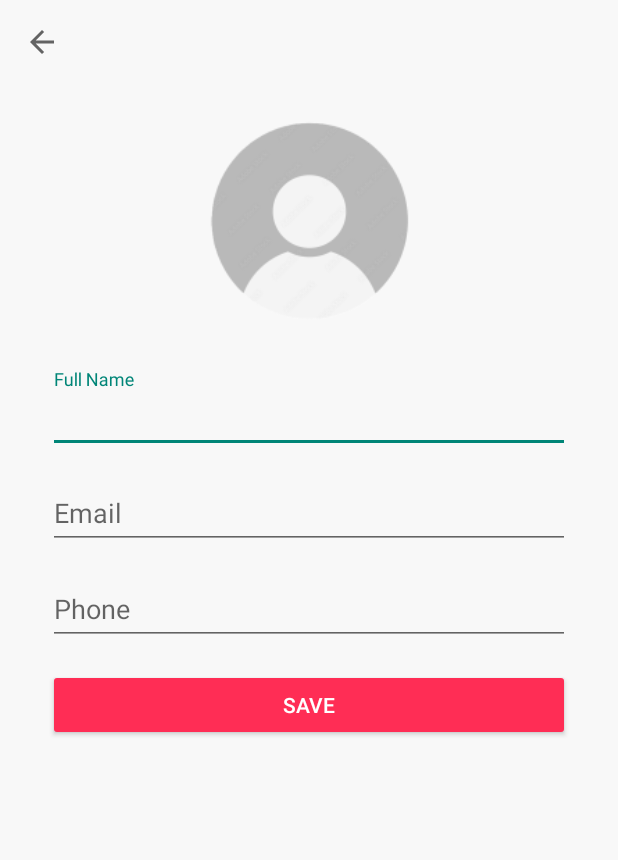
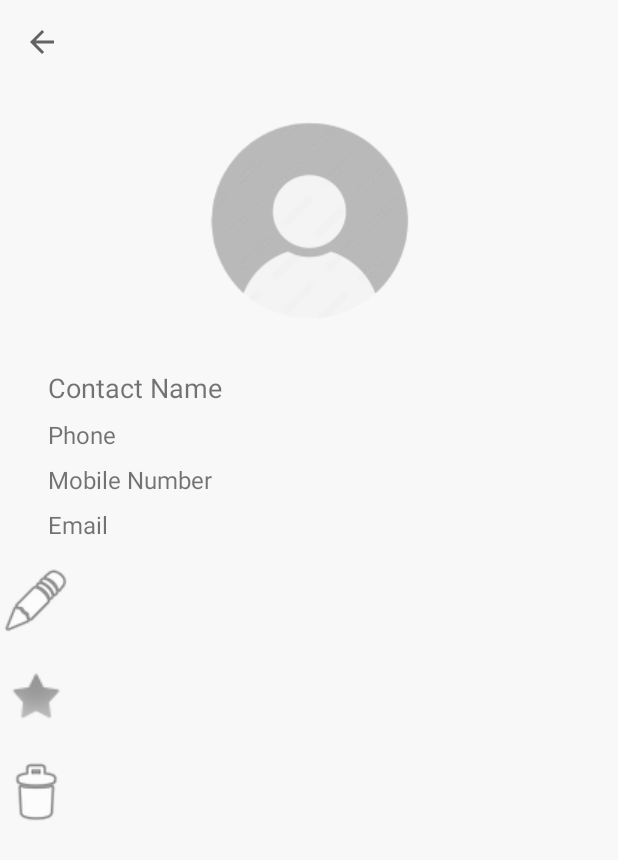
Before and after one commit to DijaniraMuachifi/contacts, an Android app: the layout fragment_details_contact.xml on its own in the app's theme, with its tools: preview values and no code run, on a phone screen of 412 x 824 dp. Shown: the top 860 px of the screen. Run offline under Robolectric (Android 15) with nearby library versions, the phone set to English and light mode, and no system bars.

Commit message:
I have fixed the erro

```diff
--- a/app/src/main/res/layout/fragment_details_contact.xml
+++ b/app/src/main/res/layout/fragment_details_contact.xml
@@ -3,11 +3,11 @@
     xmlns:android="http://schemas.android.com/apk/res/android"
     xmlns:app="http://schemas.android.com/apk/res-auto"
     xmlns:tools="http://schemas.android.com/tools"
-    android:id="@+id/editContactLayout"
+    android:id="@+id/detailsContactLayout"
     android:layout_width="match_parent"
     android:layout_height="match_parent"
     android:background="#F8F8F8"
-    tools:context=".EditContact">
+    tools:context=".detailsContact">
 
     <!-- Back Button -->
     <ImageView
@@ -34,75 +34,88 @@
         android:layout_marginTop="32dp" />
 
     <!-- Name -->
-    <com.google.android.material.textfield.TextInputLayout
-        android:id="@+id/nameLayout"
+    <TextView
+        android:id="@+id/contactName"
         android:layout_width="0dp"
         android:layout_height="wrap_content"
         android:layout_marginTop="24dp"
+        android:text="Contact Name"
         app:layout_constraintTop_toBottomOf="@id/contactPhoto"
         app:layout_constraintStart_toStartOf="parent"
         app:layout_constraintEnd_toEndOf="parent"
-        android:layout_marginHorizontal="32dp">
+        android:layout_marginHorizontal="32dp"
+        android:textSize="18sp"/>
 
-        <com.google.android.material.textfield.TextInputEditText
-            android:id="@+id/contactName"
-            android:layout_width="match_parent"
-            android:layout_height="wrap_content"
-            android:hint="@string/name"
-            android:inputType="textPersonName" />
-    </com.google.android.material.textfield.TextInputLayout>
-
-    <!-- Email -->
-    <com.google.android.material.textfield.TextInputLayout
-        android:id="@+id/emailLayout"
+    <!-- Phone -->
+    <TextView
+        android:id="@+id/contactPhone"
         android:layout_width="0dp"
         android:layout_height="wrap_content"
         android:layout_marginTop="8dp"
-        app:layout_constraintTop_toBottomOf="@id/nameLayout"
+        android:text="Phone"
+        app:layout_constraintTop_toBottomOf="@id/contactName"
         app:layout_constraintStart_toStartOf="parent"
         app:layout_constraintEnd_toEndOf="parent"
-        android:layout_marginHorizontal="32dp">
+        android:layout_marginHorizontal="32dp"
+        android:textSize="16sp"/>
 
-        <com.google.android.material.textfield.TextInputEditText
-            android:id="@+id/contactEmail"
-            android:layout_width="match_parent"
-            android:layout_height="wrap_content"
-            android:hint="@string/email"
-            android:inputType="textEmailAddress" />
-    </com.google.android.material.textfield.TextInputLayout>
-
-    <!-- Phone -->
-    <com.google.android.material.textfield.TextInputLayout
-        android:id="@+id/phoneLayout"
+    <!-- Mobile Number -->
+    <TextView
+        android:id="@+id/mobileNumber"
         android:layout_width="0dp"
         android:layout_height="wrap_content"
         android:layout_marginTop="8dp"
-        app:layout_constraintTop_toBottomOf="@id/emailLayout"
+        android:text="Mobile Number"
+        app:layout_constraintTop_toBottomOf="@id/contactPhone"
         app:layout_constraintStart_toStartOf="parent"
         app:layout_constraintEnd_toEndOf="parent"
-        android:layout_marginHorizontal="32dp">
+        android:layout_marginHorizontal="32dp"
+        android:textSize="16sp"/>
 
-        <com.google.android.material.textfield.TextInputEditText
-            android:id="@+id/contactPhone"
-            android:layout_width="match_parent"
-            android:layout_height="wrap_content"
-            android:hint="@string/phone"
-            android:inputType="phone" />
-    </com.google.android.material.textfield.TextInputLayout>
-
-    <!-- Save Button -->
-    <Button
-        android:id="@+id/saveButton"
+    <!-- Email -->
+    <TextView
+        android:id="@+id/contactEmail"
         android:layout_width="0dp"
         android:layout_height="wrap_content"
-        android:layout_marginTop="16dp"
-        android:layout_marginBottom="24dp"
-        android:backgroundTint="#FF2D55"
-        android:text="@string/save_contact"
-        android:textColor="@android:color/white"
-        app:layout_constraintTop_toBottomOf="@id/phoneLayout"
+        android:layout_marginTop="8dp"
+        android:text="Email"
+        app:layout_constraintTop_toBottomOf="@id/mobileNumber"
         app:layout_constraintStart_toStartOf="parent"
         app:layout_constraintEnd_toEndOf="parent"
-        android:layout_marginHorizontal="32dp"/>
+        android:layout_marginHorizontal="32dp"
+        android:textSize="16sp"/>
+
+    <!-- Edit Button -->
+    <ImageView
+        android:id="@+id/editButton"
+        android:layout_width="48dp"
+        android:layout_height="48dp"
+        android:src="@android:drawable/ic_menu_edit"
+        android:contentDescription="@string/edit"
+        app:layout_constraintTop_toBottomOf="@id/contactEmail"
+        app:layout_constraintStart_toStartOf="parent"
+        android:layout_marginTop="16dp"/>
+
+    <!-- Favorite Button -->
+    <ImageView
+        android:id="@+id/favoriteButton"
+        android:layout_width="48dp"
+        android:layout_height="48dp"
+        android:src="@android:drawable/star_off"
+        android:contentDescription="@string/favorite"
+        app:layout_constraintTop_toBottomOf="@id/editButton"
+        app:layout_constraintStart_toStartOf="parent"
+        android:layout_marginTop="16dp"/>
+
+    <!-- Delete Button -->
+    <ImageView
+        android:id="@+id/deleteButton"
+        android:layout_width="48dp"
+        android:layout_height="48dp"
+        android:src="@android:drawable/ic_menu_delete"
+        android:contentDescription="@string/delete"
+        app:layout_constraintTop_toBottomOf="@id/favoriteButton"
+        app:layout_constraintStart_toStartOf="parent"
+        android:layout_marginTop="16dp"/>
 
 </androidx.constraintlayout.widget.ConstraintLayout>
```
Also changed, not shown: app/src/main/res/layout/contact_item.xml (+31 -24 lines), app/src/main/res/layout/fragment_add_contact.xml (+44 -18 lines).
